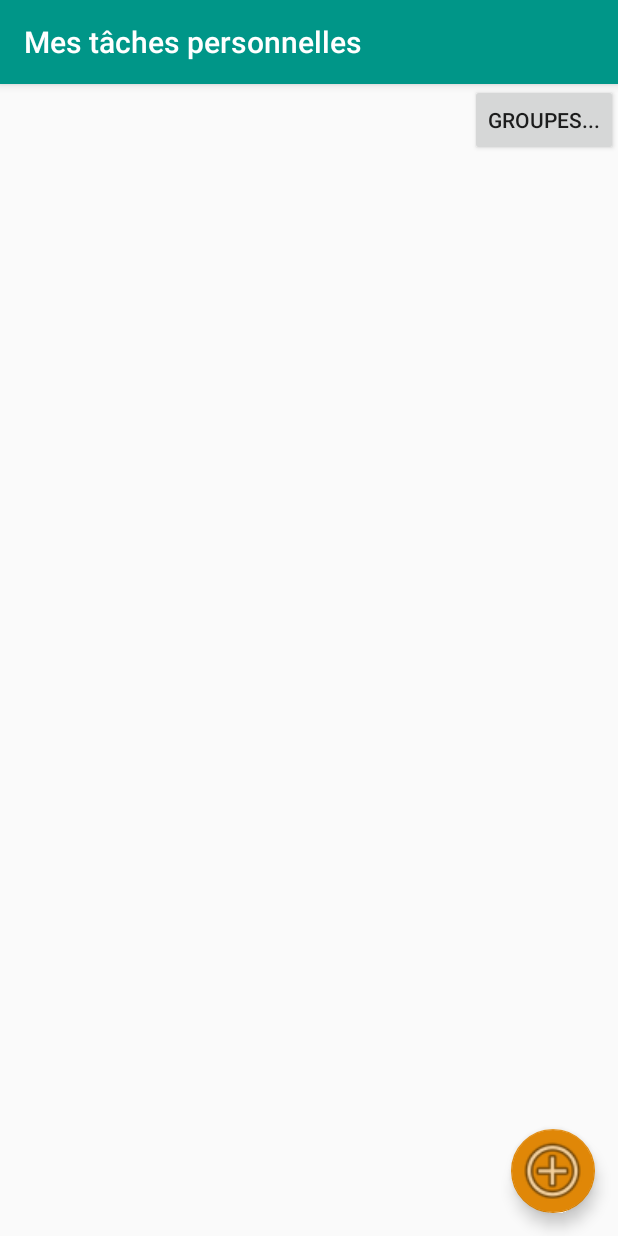
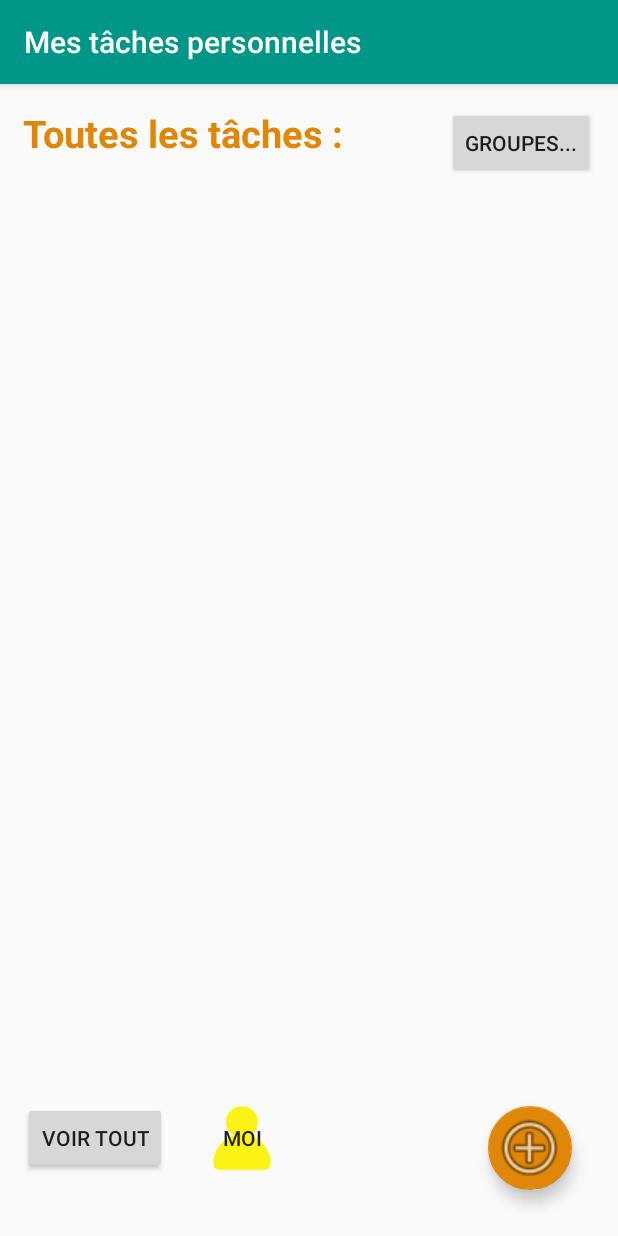
Before and after one commit to ebnnl/ToDoApp-IGR203, an Android app: the screen it shows after launch (MainActivity), on a phone screen of 412 x 824 dp. Run offline under Robolectric (Android 15) with nearby library versions, the light colour scheme and no system bars.

Commit message:
Ajout de la sélection de la personne dont on veut afficher les taches

```diff
--- a/app/src/main/java/com/example/todolist/MainActivity.java
+++ b/app/src/main/java/com/example/todolist/MainActivity.java
@@ -6,6 +6,8 @@ import androidx.appcompat.app.AppCompatActivity;
 import android.annotation.SuppressLint;
 import android.app.Dialog;
 import android.content.Intent;
+import android.graphics.drawable.Drawable;
+import android.graphics.drawable.ScaleDrawable;
 import android.net.LinkAddress;
 import android.os.Build;
 import android.os.Bundle;
@@ -31,8 +33,13 @@ public class MainActivity extends AppCompatActivity {
     private Button chooseGroupButton; // Bouton pour ouvrir le dialogue pour choisir le groupe
     private Dialog chooseGroupDialog;
     private LinearLayout tasksLayout; // Layout où sont affichées les tâches
+    private LinearLayout responsibleLayout; // Layout où sont affichés les responsables
+    private TextView responsibleToSeeTextView; // TextView pour afficher le responsable dont on veut voir les tâches
+
     private Group groupToSee; // Groupe dont on doit afficher les tâches
+    private String personToSee; // Personne dont on veut voir les tâches
 
+    @SuppressLint("WrongViewCast")
     @RequiresApi(api = Build.VERSION_CODES.N)
     @Override
     protected void onCreate(Bundle savedInstanceState) {
@@ -78,6 +85,8 @@ public class MainActivity extends AppCompatActivity {
         tasksLayout = findViewById(R.id.activity_main_tasks_layout); // Récupérer le layout où afficher le texte
         addButton = findViewById(R.id.activity_main_add_button);
         chooseGroupButton = findViewById(R.id.activity_main_select_group_button);
+        responsibleLayout = findViewById(R.id.activity_main_responsibles_layout);
+        responsibleToSeeTextView = findViewById(R.id.activity_main_responsible_text_view);
         chooseGroupDialog = new Dialog(this);
 
 
@@ -86,7 +95,7 @@ public class MainActivity extends AppCompatActivity {
         groupPerso.addPerson(personMe);
         dataBase.addGroup(groupPerso);
         this.groupToSee = groupsList.getGroup("Mes tâches personnelles");
-
+        this.personToSee = "all";
 
         loadContent();
 
@@ -157,24 +166,63 @@ public class MainActivity extends AppCompatActivity {
     // Fonction pour charger le contenu de l'activity
     public void loadContent(){
 
-        // Titre de la page
+        // Titre de la page et nom du responsable
         this.setTitle(groupToSee.getName());
+        if (personToSee.equals("all")){
+            responsibleToSeeTextView.setText("Toutes les tâches :");
+        }
+        else {
+            responsibleToSeeTextView.setText("Tâches pour " + personToSee + " :");
+        }
 
         // Contenu de tasksLayout
         // (Vider avant de remplir)
         tasksLayout.removeAllViews();
+        responsibleLayout.removeAllViews();
 
-        // Test: afficher la liste tâches du groupe concerné
+        // Test: afficher la liste tâches du groupe et de la personne concernée
         // (Donne une idée de comment utiliser la bdd)
         List<Task> tasks = groupToSee.getTasks();
         for (int j=0; j<tasks.size(); j++){
             Task task = tasks.get(j);
-            // Créer le text view avec le nom de la tâche et l'ajouter au layout
-            TextView taskNameTextView = new TextView(this);
-            taskNameTextView.setText("      "+task.getName());
-            tasksLayout.addView(taskNameTextView);
+            if (personToSee.equals("all") || personToSee.equals(task.getPerson().getName())){
+                // Créer le text view avec le nom de la tâche et l'ajouter au layout
+                TextView taskNameTextView = new TextView(this);
+                taskNameTextView.setText("      "+task.getName());
+                tasksLayout.addView(taskNameTextView);
+            }
         }
 
-        // Contenu de personsLayout
+        // Contenu de responsibleLayout
+        // Afficher un bouton pour chaque responsable
+        List<Person> responsibles = groupToSee.getPersons();
+        Button buttonSeeAll = new Button(this);
+        buttonSeeAll.setText("Voir tout");
+        buttonSeeAll.setOnClickListener(new View.OnClickListener(){
+            @Override
+            public void onClick(View v){
+                personToSee = "all";
+                loadContent();
+            }
+        });
+        responsibleLayout.addView(buttonSeeAll);
+
+        for (int i=0; i<responsibles.size(); i++){
+            final Person responsible =responsibles.get(i);
+            Button buttonPerson = new Button(this);
+            int image = responsible.getImage();
+            Drawable img = this.getResources().getDrawable(image);
+            buttonPerson.setLayoutParams(new LinearLayout.LayoutParams(150, 150));
+            buttonPerson.setBackground(img);
+            buttonPerson.setText(responsible.getName());
+            responsibleLayout.addView(buttonPerson);
+            buttonPerson.setOnClickListener(new View.OnClickListener(){
+                @Override
+                public void onClick(View v){
+                    personToSee = responsible.getName();
+                    loadContent();
+                }
+            });
+        }
     }
 }
--- a/app/src/main/res/layout/activity_main.xml
+++ b/app/src/main/res/layout/activity_main.xml
@@ -10,7 +10,8 @@
 
     <RelativeLayout
         android:layout_width="match_parent"
-        android:layout_height="match_parent">
+        android:layout_height="match_parent"
+        android:layout_margin="15dp">
 
         <Button
             android:layout_width="wrap_content"
@@ -19,14 +20,34 @@
             android:layout_alignParentRight="true"
             android:id="@+id/activity_main_select_group_button"></Button>
 
-
+        <TextView
+            android:layout_width="wrap_content"
+            android:layout_height="wrap_content"
+            android:id="@+id/activity_main_responsible_text_view"
+            style="@style/OrangeText"></TextView>
 
         <LinearLayout
         android:layout_width="wrap_content"
         android:layout_height="wrap_content"
         android:id="@+id/activity_main_tasks_layout"
         android:orientation="vertical"
-        tools:ignore="MissingConstraints"></LinearLayout>
+        android:layout_centerInParent="true"></LinearLayout>
+
+        <HorizontalScrollView
+            android:layout_width="300dp"
+            android:layout_height="wrap_content"
+            android:layout_alignParentBottom="true"
+            android:layout_alignParentLeft="true"
+            android:layout_alignLeft="@id/activity_main_add_button">
+            <LinearLayout
+                android:layout_width="wrap_content"
+                android:layout_height="wrap_content"
+                android:orientation="horizontal"
+                android:id="@+id/activity_main_responsibles_layout">
+
+            </LinearLayout>
+        </HorizontalScrollView>
+
 
         <com.google.android.material.floatingactionbutton.FloatingActionButton
             android:id="@+id/activity_main_add_button"
```
